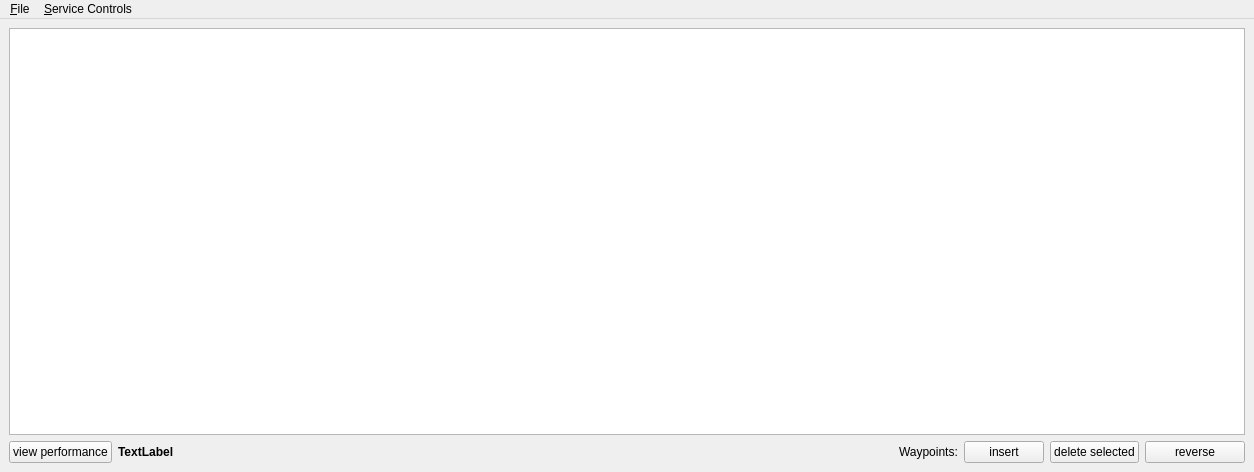
Old version of the form mslib/msui/ui_tableview_window.ui in the repository Open-MSS/MSS.
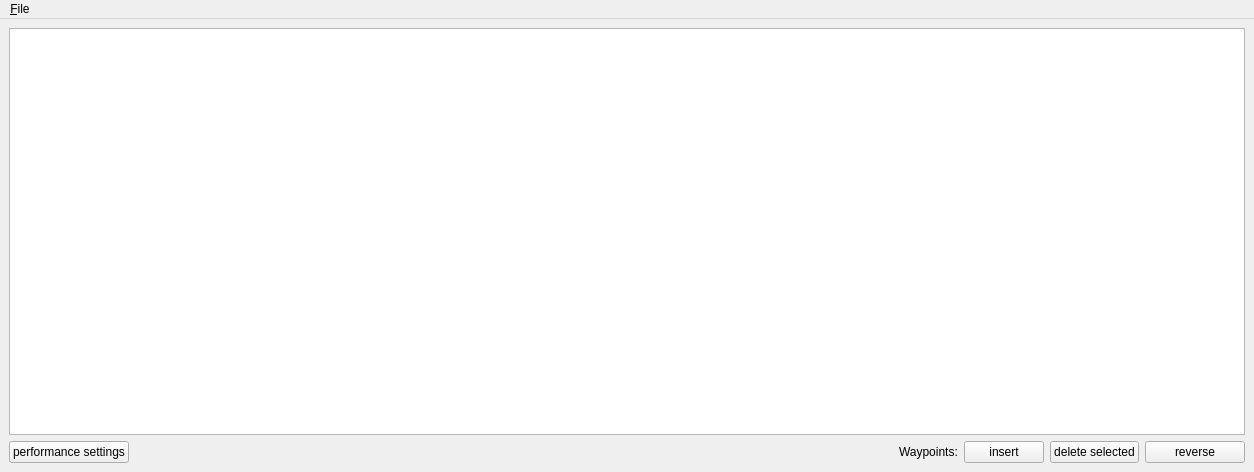
New version of the form.

Commit message:
Provided a simplified way of calculating and managing performance data. Partially adresses issue #85
This patch completely restructures the calculation of performance
data. The old way using a client-server infrastructure is replaced by a
very simple on-the-fly one that, by necessity, does not take temperature
and wind speed along the flight path into account. The data format is
also changed to a JSON based one, which can be dynamically loaded using
the GUI. The current aircraft is saved and restored when the GUI is
restarted.

Patch:
```diff
--- a/mslib/msui/ui_tableview_window.ui
+++ b/mslib/msui/ui_tableview_window.ui
@@ -48,7 +48,7 @@
          <bool>true</bool>
         </property>
         <property name="text">
-         <string>view performance</string>
+         <string>performance settings</string>
         </property>
         <property name="checkable">
          <bool>true</bool>
@@ -58,19 +58,6 @@
         </property>
        </widget>
       </item>
-      <item>
-       <widget class="QLabel" name="lblRemainingRange">
-        <property name="font">
-         <font>
-          <weight>75</weight>
-          <bold>true</bold>
-         </font>
-        </property>
-        <property name="text">
-         <string>TextLabel</string>
-        </property>
-       </widget>
-      </item>
       <item>
        <spacer name="horizontalSpacer_2">
         <property name="orientation">
@@ -131,7 +118,7 @@
      <x>0</x>
      <y>0</y>
      <width>1254</width>
-     <height>21</height>
+     <height>26</height>
     </rect>
    </property>
    <widget class="QMenu" name="menu_File">
@@ -140,14 +127,7 @@
     </property>
     <addaction name="actionClose"/>
    </widget>
-   <widget class="QMenu" name="menu_Controls">
-    <property name="title">
-     <string>&amp;Service Controls</string>
-    </property>
-    <addaction name="actionFlightPerformance"/>
-   </widget>
    <addaction name="menu_File"/>
-   <addaction name="menu_Controls"/>
   </widget>
   <action name="actionClose">
    <property name="text">
```
The commit also changes 18 other files.
